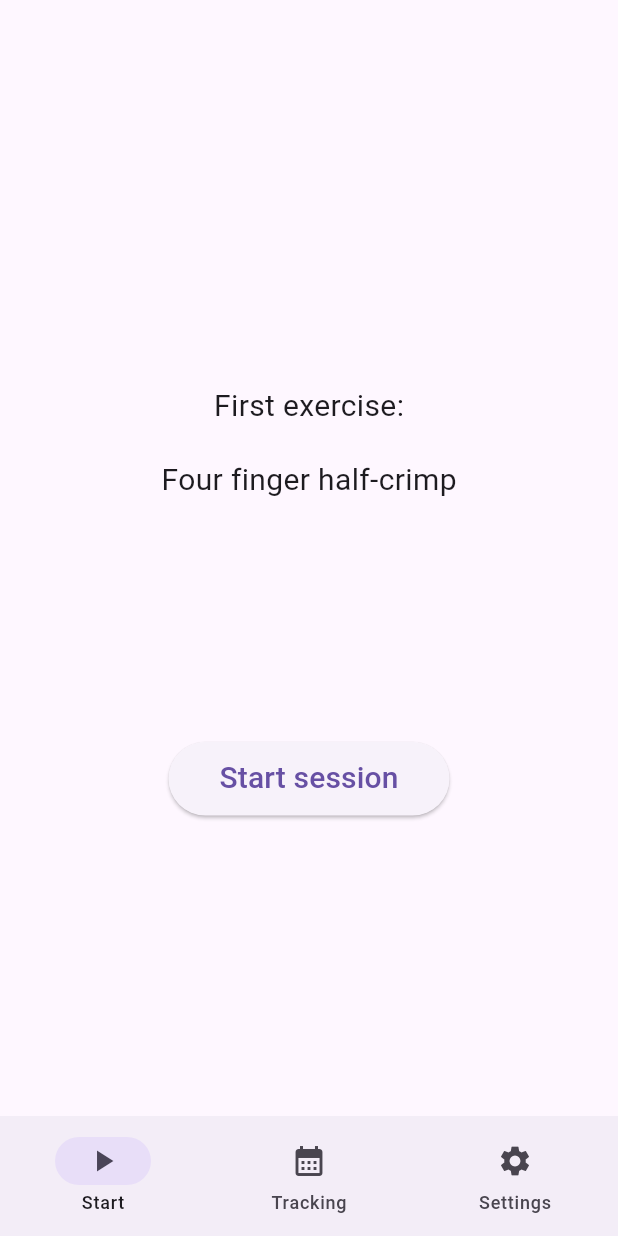
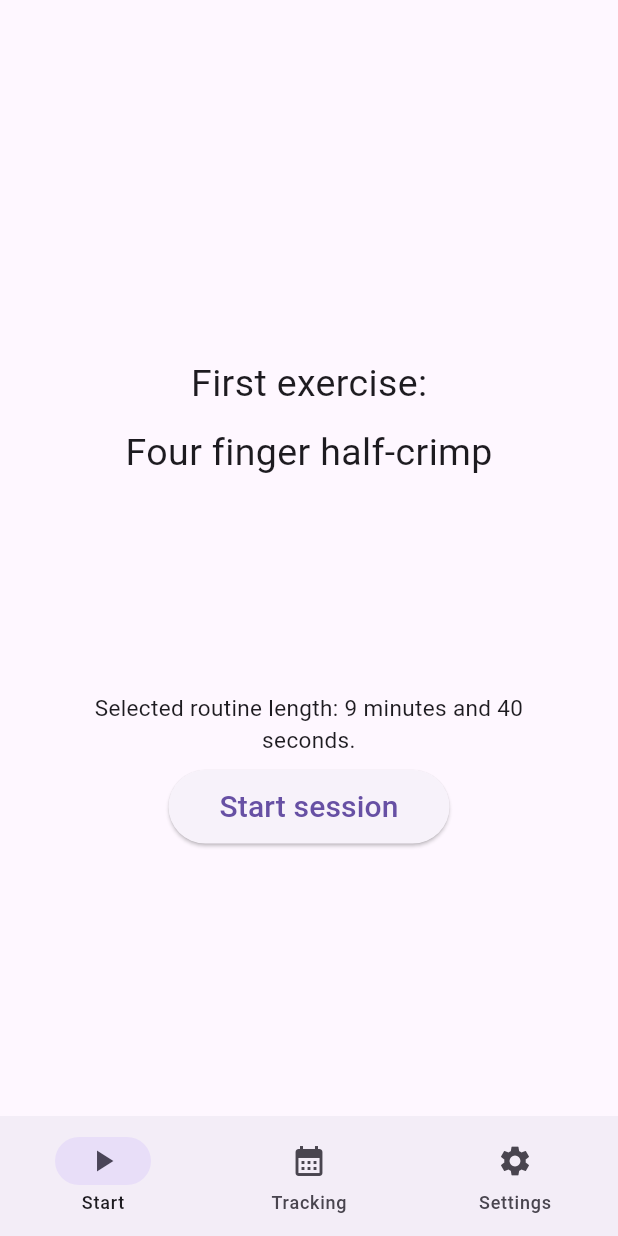
Before and after one commit to alquaza/finger_training_app, a Flutter app: the screen it shows after launch, on a phone screen of 412 x 824 dp. Run offline on Flutter 3.47's test engine with Material 3 defaults, Android fonts, the phone set to English and light mode, and no system bars.

Commit message:
Show routine length
- now shows session duration before starting (based on durations)

```diff
--- a/lib/start_screen.dart
+++ b/lib/start_screen.dart
@@ -7,6 +7,18 @@ class StartScreen extends StatelessWidget {
 
   @override
   Widget build(BuildContext context) {
+    final routine = defaultRoutine;
+    // calculate routine length in seconds then convert to minutes
+    int routineTotalSec = 0;
+    int routineMin = 0;
+    int routineSec = 0;
+    for (int i = 0; i < routine.length; i++) {
+      routineTotalSec += routine[i].duration;
+    }
+    routineTotalSec -= 3; // subtract 3 for the "get ready" phase
+    routineMin = (routineTotalSec / 60).toInt();
+    routineSec = (routineTotalSec % 60).toInt();
+
     return Center(
       child: Container(
         margin: EdgeInsets.all(40),
@@ -20,22 +32,27 @@ class StartScreen extends StatelessWidget {
             ),
             */
             Spacer(),
-            // TODO: make this dynamic based on selected exercise
             Text(
               "First exercise:",
-              style: TextStyle(fontSize: 20),
+              style: TextStyle(fontSize: 25),
             ),
-            SizedBox(height: 20),
+            SizedBox(height: 10),
             Text(
-              defaultRoutine[1].name,
-              style: TextStyle(fontSize: 20),
+              routine[1].name,
+              style: TextStyle(fontSize: 25),
             ),
             Spacer(),
+            Text(
+              "Selected routine length: $routineMin minutes and $routineSec seconds.",
+              style: TextStyle(fontSize: 15),
+              textAlign: TextAlign.center,
+            ),
+            SizedBox(height: 10),
             ElevatedButton(
               onPressed: () {
                 Navigator.of(context).push(
                   MaterialPageRoute(
-                    builder: (context) => TimerScreen(),
+                    builder: (context) => TimerScreen(routine),
                   ),
                 );
               },
--- a/lib/timer_screen.dart
+++ b/lib/timer_screen.dart
@@ -3,7 +3,9 @@ import "dart:async";
 import "package:finger_training_app/models/exercise.dart";
 
 class TimerScreen extends StatefulWidget {
-  const TimerScreen({super.key});
+  const TimerScreen(this.routine, {super.key});
+
+  final List<Exercise> routine;
 
   @override
   State<TimerScreen> createState() => TimerScreenState();
@@ -25,7 +27,7 @@ class TimerScreenState extends State<TimerScreen> {
   }
 
   void startSession() {
-    secondsRemaining = defaultRoutine[currentExerciseIndex].duration;
+    secondsRemaining = widget.routine[currentExerciseIndex].duration;
 
     timer = Timer.periodic(const Duration(seconds: 1), (timer) {
       // if startSession called while paused or finished, do nothing
@@ -45,12 +47,12 @@ class TimerScreenState extends State<TimerScreen> {
   void moveToNextExercise() {
     currentExerciseIndex++;
 
-    if (currentExerciseIndex >= defaultRoutine.length) {
+    if (currentExerciseIndex >= widget.routine.length) {
       finishSession();
       return;
     }
 
-    secondsRemaining = defaultRoutine[currentExerciseIndex].duration;
+    secondsRemaining = widget.routine[currentExerciseIndex].duration;
   }
 
   void playBeep() {
@@ -103,7 +105,7 @@ class TimerScreenState extends State<TimerScreen> {
   Widget build(BuildContext context) {
     final String titleText = isFinished
         ? "Good job! Session completed."
-        : defaultRoutine[currentExerciseIndex].name;
+        : widget.routine[currentExerciseIndex].name;
 
     return PopScope(
       canPop: false,
@@ -145,9 +147,9 @@ class TimerScreenState extends State<TimerScreen> {
                   ),
                 const SizedBox(height: 30),
                 if (!isFinished &&
-                    currentExerciseIndex + 1 < defaultRoutine.length)
+                    currentExerciseIndex + 1 < widget.routine.length)
                   Text(
-                    "Next exercise: ${defaultRoutine[currentExerciseIndex + 1].name}",
+                    "Next exercise: ${widget.routine[currentExerciseIndex + 1].name}",
                     style: const TextStyle(
                       fontSize: 15,
                     ),
```
Also changed, not shown: 1 other file.
